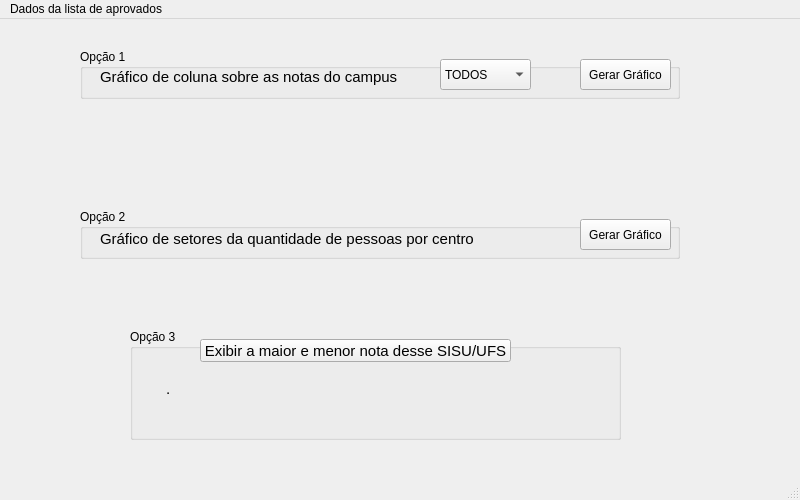
Old version of the form Python/JanelaSecundaria.ui in the repository peusucodemanga/SisuUFS-POO.
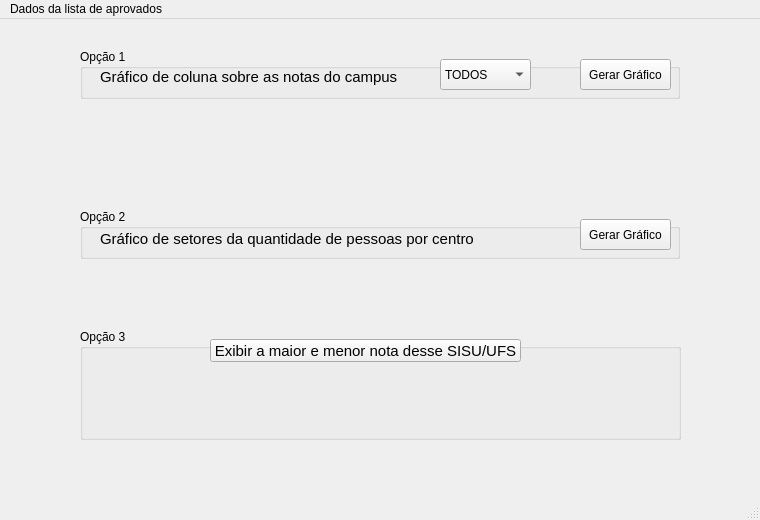
New version of the form.

What changed in the file:
```diff
--- a/Python/JanelaSecundaria.ui
+++ b/Python/JanelaSecundaria.ui
@@ -6,10 +6,16 @@
    <rect>
     <x>0</x>
     <y>0</y>
-    <width>800</width>
-    <height>500</height>
+    <width>760</width>
+    <height>520</height>
    </rect>
   </property>
+  <property name="minimumSize">
+   <size>
+    <width>760</width>
+    <height>520</height>
+   </size>
+  </property>
   <property name="windowTitle">
    <string>MainWindow</string>
   </property>
@@ -169,9 +175,9 @@
    <widget class="QGroupBox" name="groupBox_3">
     <property name="geometry">
      <rect>
-      <x>130</x>
+      <x>80</x>
       <y>310</y>
-      <width>491</width>
+      <width>601</width>
       <height>111</height>
      </rect>
     </property>
@@ -181,7 +187,7 @@
     <widget class="QPushButton" name="pushButton_3">
      <property name="geometry">
       <rect>
-       <x>70</x>
+       <x>130</x>
        <y>10</y>
        <width>311</width>
        <height>23</height>
@@ -199,19 +205,22 @@
     <widget class="QLabel" name="label_4">
      <property name="geometry">
       <rect>
-       <x>36</x>
-       <y>50</y>
-       <width>421</width>
-       <height>20</height>
+       <x>-1</x>
+       <y>30</y>
+       <width>601</width>
+       <height>81</height>
       </rect>
      </property>
      <property name="font">
       <font>
-       <pointsize>11</pointsize>
+       <pointsize>10</pointsize>
       </font>
      </property>
      <property name="text">
-      <string>.</string>
+      <string/>
+     </property>
+     <property name="alignment">
+      <set>Qt::AlignCenter</set>
      </property>
     </widget>
    </widget>
@@ -221,7 +230,7 @@
     <rect>
      <x>0</x>
      <y>0</y>
-     <width>800</width>
+     <width>760</width>
      <height>21</height>
     </rect>
    </property>
```
Left out of the diff: 26 changed lines with no effect on the pictures.
